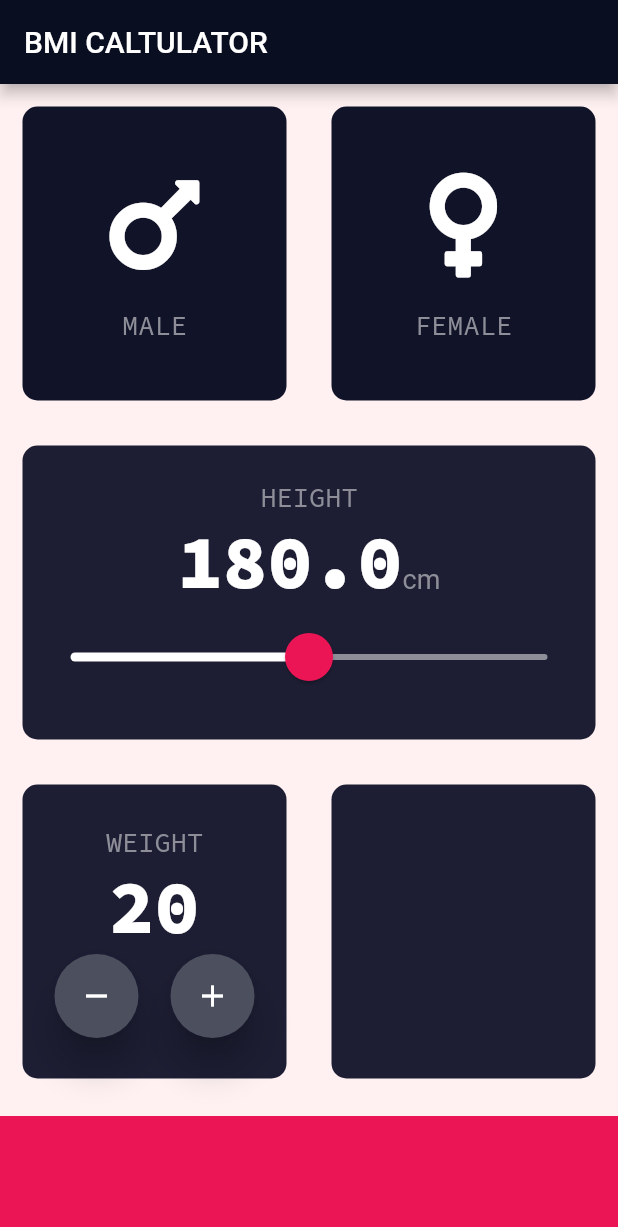
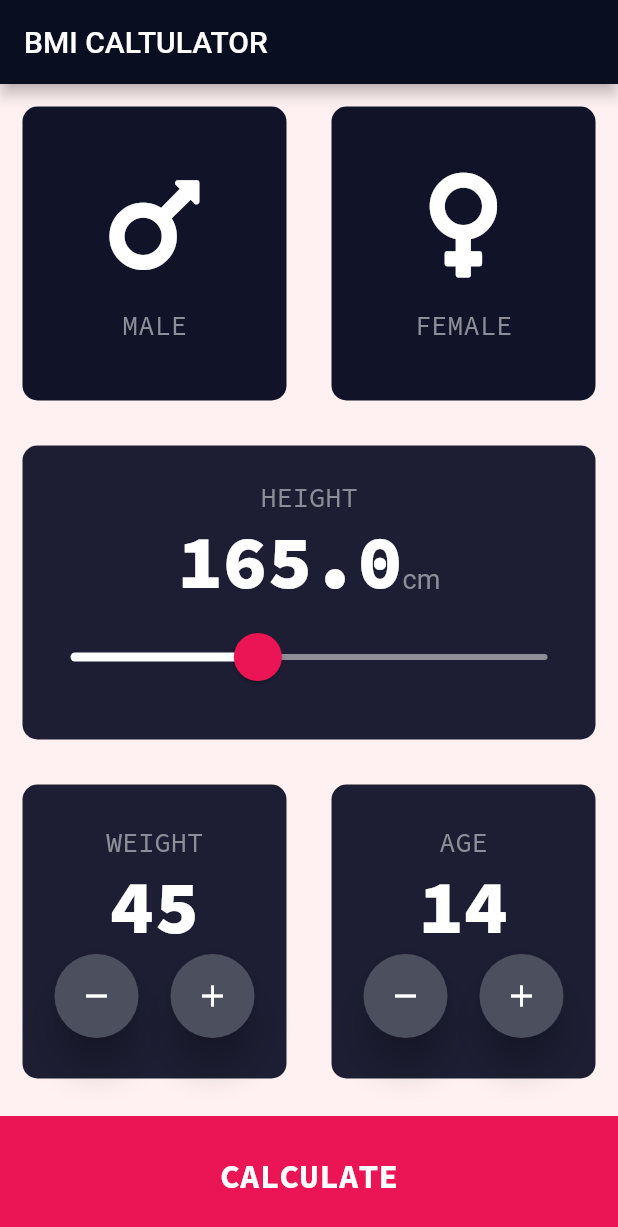
Before and after one commit to silverhairs/100daysOfFlutter, a Flutter app: the screen it shows after launch, on a phone screen of 412 x 824 dp. Shown: the top 1227 px of the screen. Run offline on Flutter 3.47's test engine with Material 2 defaults, Android fonts, the phone set to English and light mode, and no system bars; our stand-ins replace audioplayers, font_awesome_flutter, google_fonts, rflutter_alert.

Commit message:
homepage done

```diff
--- a/bmi_calculator/lib/constants.dart
+++ b/bmi_calculator/lib/constants.dart
@@ -1,9 +1,15 @@
 import 'package:flutter/material.dart';
+import 'package:google_fonts/google_fonts.dart';
 
 const double kBottomContainerHeight = 80.0;
 const Color kActiveColor = Color(0xFF1D1E33);
 const Color kInactiveColor = Color(0xFF111328);
 const Color kBottomContainerColor = Color(0xFFEB1555);
+const TextStyle kBottomLabel = TextStyle(
+  fontSize: 22.0,
+  color: Colors.white,
+  fontWeight: FontWeight.bold
+);
 
 const TextStyle kLabelTextStyle = TextStyle(
   fontSize: 18.0,
--- a/bmi_calculator/lib/homepage.dart
+++ b/bmi_calculator/lib/homepage.dart
@@ -5,7 +5,8 @@ import 'package:google_fonts/google_fonts.dart';
 import './icon_content.dart';
 import './layout_card.dart';
 import './constants.dart';
-import './weight_button.dart';
+import './round_icon_button.dart';
+import './result/result.dart';
 
 enum Gender { male, female }
 
@@ -19,8 +20,9 @@ class _HomepageState extends State<Homepage> {
   Color femaleCardColor = kActiveColor;
 
   Gender selectedGender;
-  double currentHeight = 180.0;
-  double currentWeight = 20.0;
+  double currentHeight = 165.0;
+  double currentWeight = 45.0;
+  int currentAge = 14;
 
   @override
   Widget build(BuildContext context) {
@@ -168,22 +170,82 @@ class _HomepageState extends State<Homepage> {
                                 },
                               ),
                             ],
-                          )
+                          ),
                         ],
                       ),
                     ),
                   ),
                   Expanded(
-                    child: LayoutCard(background: kActiveColor),
+                    child: LayoutCard(
+                      background: kActiveColor,
+                      layoutCardChild: Column(
+                        mainAxisAlignment: MainAxisAlignment.center,
+                        children: <Widget>[
+                          Text(
+                            'AGE',
+                            style: GoogleFonts.sourceCodePro(
+                              textStyle: kLabelTextStyle,
+                            ),
+                          ),
+                          Text(
+                            '$currentAge',
+                            style: GoogleFonts.sourceCodePro(
+                              textStyle: kNumbersTextStyle,
+                            ),
+                          ),
+                          Row(
+                            mainAxisAlignment: MainAxisAlignment.spaceEvenly,
+                            children: <Widget>[
+                              RoundIconButton(
+                                icon: Icon(Icons.remove),
+                                behavior: () {
+                                  setState(() {
+                                    currentAge > 12
+                                        ? currentAge--
+                                        : currentAge = currentAge;
+                                  });
+                                },
+                              ),
+                              RoundIconButton(
+                                icon: Icon(Icons.add),
+                                behavior: () {
+                                  setState(() {
+                                    currentAge < 105
+                                        ? currentAge++
+                                        : currentAge = currentAge;
+                                  });
+                                },
+                              )
+                            ],
+                          )
+                        ],
+                      ),
+                    ),
                   )
                 ],
               ),
             ),
-            Container(
-              color: kBottomContainerColor,
-              margin: EdgeInsets.only(top: 10.0),
-              width: double.infinity,
-              height: kBottomContainerHeight,
+            GestureDetector(
+              child: Container(
+                color: kBottomContainerColor,
+                margin: EdgeInsets.only(top: 10.0),
+                width: double.infinity,
+                height: kBottomContainerHeight,
+                child: Center(
+                  child: Text(
+                    'CALCULATE',
+                    style: GoogleFonts.sourceCodePro(
+                      textStyle: kBottomLabel,
+                    ),
+                  ),
+                ),
+              ),
+              onTap: () {
+                Navigator.push(
+                  context,
+                  MaterialPageRoute(builder: (context) => Result()),
+                );
+              },
             )
           ],
         ),
--- a/bmi_calculator/lib/layout_card.dart
+++ b/bmi_calculator/lib/layout_card.dart
@@ -5,7 +5,7 @@ class LayoutCard extends StatelessWidget {
   final Widget layoutCardChild;
   final Function onPress;
 
-  LayoutCard({@required this.background, this.layoutCardChild, this.onPress});
+  LayoutCard({@required this.background, @required this.layoutCardChild, this.onPress});
 
   @override
   Widget build(BuildContext context) {
```
Also changed, not shown: bmi_calculator/lib/round_icon_button.dart (renamed from bmi_calculator/lib/weight_button.dart).
